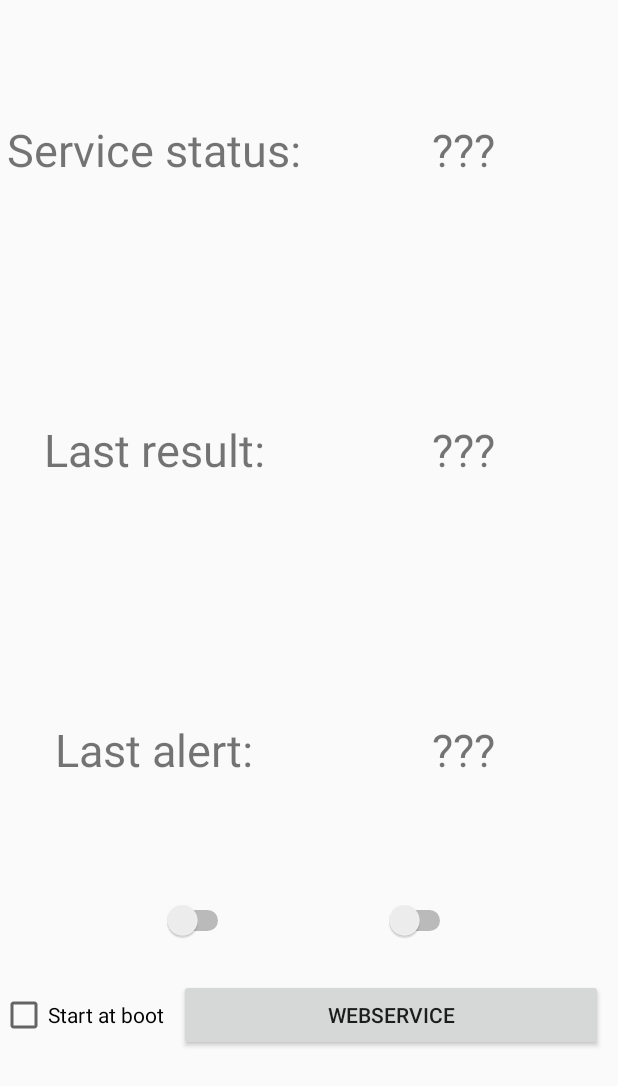
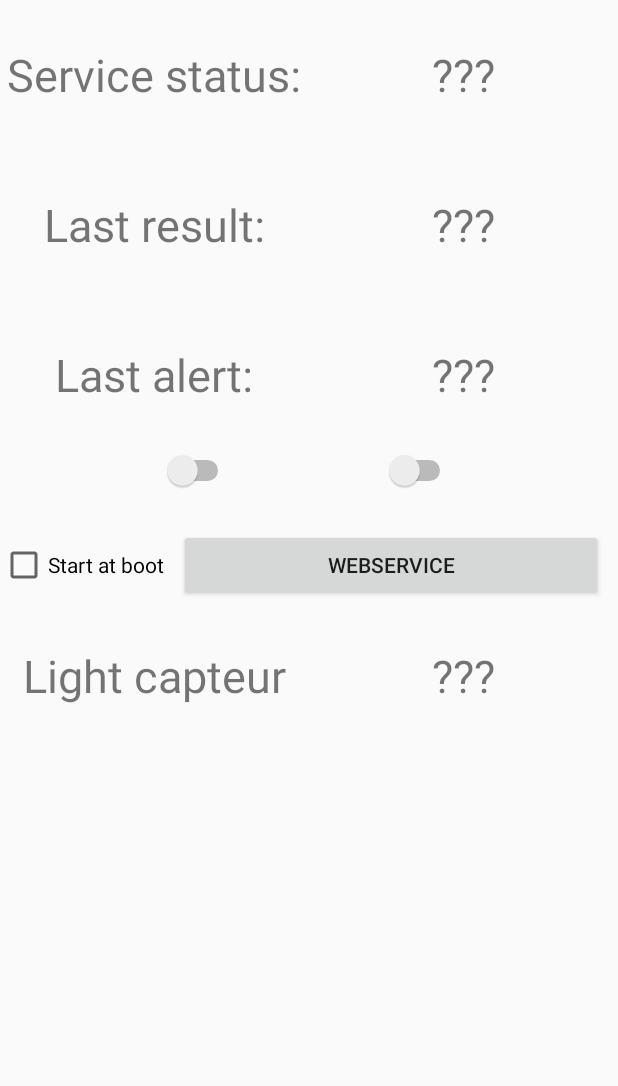
Before and after one commit to ABouveron/pj_amio, an Android app built with Jetpack Compose: the screen it shows after launch (MainActivity), after a tap on "WEBSERVICE", on a phone screen of 412 x 824 dp. Shown: the top 1086 px of the screen. Run offline under Robolectric (Android 15) with nearby library versions, the phone set to English and light mode, and no system bars.

Commit message:
feat: addition of the value of light1 mote0 to view

```diff
--- a/app/build.gradle.kts
+++ b/app/build.gradle.kts
@@ -58,6 +58,7 @@ dependencies {
     implementation("androidx.compose.material3:material3")
     implementation ("org.jetbrains.kotlinx:kotlinx-coroutines-android:1.6.4")
     implementation("androidx.core:core-ktx:1.12.0")
+    implementation("com.google.code.gson:gson:2.10.1")
     testImplementation("junit:junit:4.13.2")
     androidTestImplementation("androidx.test.ext:junit:1.1.5")
     androidTestImplementation("androidx.test.espresso:espresso-core:3.5.1")
--- /dev/null
+++ b/app/src/main/java/fr/abouveron/projectamio/JsonModel/JsonResult.java
@@ -0,0 +1,8 @@
+package fr.abouveron.projectamio.JsonModel;
+
+import java.util.List;
+
+public class JsonResult {
+
+    public List<SensorsData> data;
+}
--- /dev/null
+++ b/app/src/main/java/fr/abouveron/projectamio/JsonModel/SensorsData.java
@@ -0,0 +1,8 @@
+package fr.abouveron.projectamio.JsonModel;
+
+public class SensorsData {
+    public long timestamp;
+    public String label;
+    public double value;
+    public double mote;
+}
--- a/app/src/main/java/fr/abouveron/projectamio/MainActivity.java
+++ b/app/src/main/java/fr/abouveron/projectamio/MainActivity.java
@@ -16,10 +16,10 @@ import android.widget.TextView;
 import androidx.activity.ComponentActivity;
 import androidx.core.content.ContextCompat;
 
-import java.io.BufferedReader;
-import java.io.InputStreamReader;
-import java.net.HttpURLConnection;
-import java.net.URL;
+import com.google.gson.Gson;
+
+import fr.abouveron.projectamio.JsonModel.JsonResult;
+import fr.abouveron.projectamio.JsonModel.SensorsData;
 
 public class MainActivity extends ComponentActivity {
 
@@ -86,10 +86,16 @@ public class MainActivity extends ComponentActivity {
                     }
                 });
 
+        TextView stringLight = findViewById(R.id.WebServiceDisplayValue);
         findViewById(Button.class, R.id.buttonWebService).setOnClickListener(v -> {
             try {
                 String result = new WebService().execute().get();
                 Log.d("MainActivity", "WebService result: " + result);
+                JsonResult jsonResult = new Gson().fromJson(result, JsonResult.class);
+                for (SensorsData s : jsonResult.data){
+                    Log.d("MainActivity", String.format("%s at %s: %s", s.label, s.timestamp, s.value));
+                }
+                stringLight.setText(String.valueOf(jsonResult.data.get(0).value));
             } catch (Exception e) {
                 e.printStackTrace();
             }
--- a/app/src/main/res/layout/accueil.xml
+++ b/app/src/main/res/layout/accueil.xml
@@ -23,7 +23,7 @@
         <TextView
                 android:id="@+id/TV2"
                 android:layout_width="0dp"
-                android:layout_height="200dp"
+                android:layout_height="100dp"
                 android:gravity="center"
                 android:text="@string/TV2_str"
                 android:textSize="30sp"
@@ -51,7 +51,7 @@
         <TextView
                 android:id="@+id/TV4"
                 android:layout_width="0dp"
-                android:layout_height="200dp"
+                android:layout_height="100dp"
                 android:gravity="center"
                 android:text="@string/TV4_str"
                 android:textSize="30sp"
@@ -79,7 +79,7 @@
         <TextView
                 android:id="@+id/TV6"
                 android:layout_width="0dp"
-                android:layout_height="200dp"
+                android:layout_height="100dp"
                 android:gravity="center"
                 android:text="@string/TV6_str"
                 android:textSize="30sp"
@@ -132,4 +132,32 @@
 
     </LinearLayout>
 
+    <LinearLayout
+        android:id="@+id/linear_layout4"
+        android:layout_width="match_parent"
+        android:layout_height="wrap_content"
+        android:weightSum="1"
+        android:orientation="horizontal"
+        android:layout_below="@id/layout_checkbox">
+
+        <TextView
+            android:id="@+id/WebServiceDisplay"
+            android:layout_width="0dp"
+            android:layout_height="wrap_content"
+            android:gravity="center"
+            android:text="@string/WebServiceDisplay_str"
+            android:textSize="30sp"
+            android:layout_weight="0.5" />
+
+        <TextView
+            android:id="@+id/WebServiceDisplayValue"
+            android:layout_width="0dp"
+            android:layout_height="100dp"
+            android:gravity="center"
+            android:text="@string/WebServiceDisplayValue_str"
+            android:textSize="30sp"
+            android:layout_weight="0.5" />
+
+    </LinearLayout>
+
 </RelativeLayout>
--- a/app/src/main/res/values/strings.xml
+++ b/app/src/main/res/values/strings.xml
@@ -11,4 +11,6 @@
     <string name="TV2_str_off">Arrêté</string>
     <string name="TV2_str_on">En cours</string>
     <string name="buttonWebService">WebService</string>
+    <string name="WebServiceDisplay_str">Light capteur</string>
+    <string name="WebServiceDisplayValue_str">\???</string>
 </resources>
```
